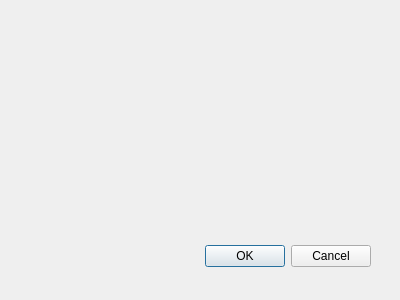
Dawid2022/Projekt_IG_2, file ig_projekt2_loader/IG_projekt2_Loader_dialog_base.ui: the form before one commit.
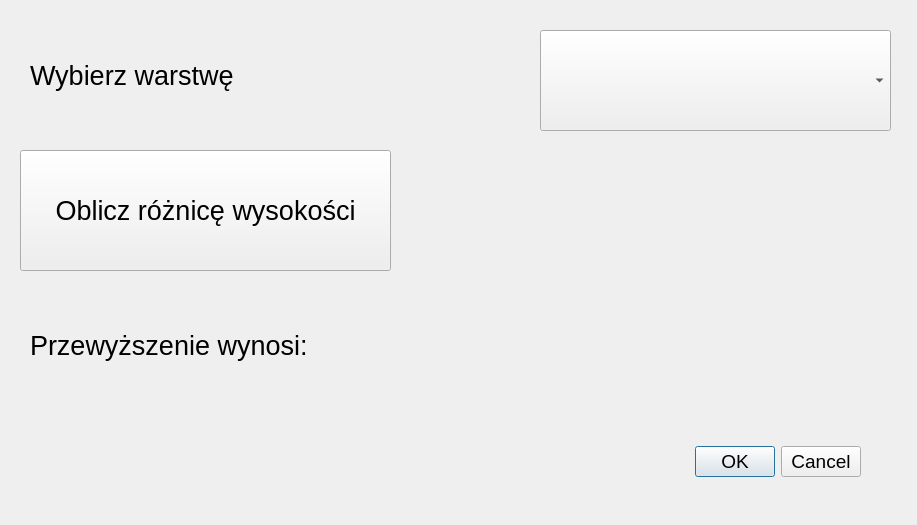
The form after the commit. Custom widgets are drawn as their Qt base class.

Diff of the .ui file:
```diff
--- a/ig_projekt2_loader/IG_projekt2_Loader_dialog_base.ui
+++ b/ig_projekt2_loader/IG_projekt2_Loader_dialog_base.ui
@@ -1,34 +1,113 @@
 <ui version="4.0" >
  <class>IGprojekt2DialogBase</class>
- <widget class="QDialog" name="IGprojekt2DialogBase" >
-  <property name="geometry" >
+ <widget class="QDialog" name="IGprojekt2DialogBase">
+  <property name="geometry">
    <rect>
     <x>0</x>
     <y>0</y>
-    <width>400</width>
-    <height>300</height>
+    <width>917</width>
+    <height>525</height>
    </rect>
   </property>
-  <property name="windowTitle" >
+  <property name="font">
+   <font>
+    <pointsize>20</pointsize>
+   </font>
+  </property>
+  <property name="windowTitle">
    <string>IG_projekt_2</string>
   </property>
-  <widget class="QDialogButtonBox" name="button_box" >
-   <property name="geometry" >
+  <widget class="QDialogButtonBox" name="button_box">
+   <property name="geometry">
     <rect>
-     <x>30</x>
-     <y>240</y>
+     <x>520</x>
+     <y>441</y>
      <width>341</width>
-     <height>32</height>
+     <height>41</height>
     </rect>
    </property>
-   <property name="orientation" >
+   <property name="font">
+    <font>
+     <pointsize>14</pointsize>
+    </font>
+   </property>
+   <property name="orientation">
     <enum>Qt::Horizontal</enum>
    </property>
    <property name="standardButtons" >
     <set>QDialogButtonBox::Cancel|QDialogButtonBox::Ok</set>
    </property>
   </widget>
+  <widget class="QgsMapLayerComboBox" name="mMapLayerComboBox">
+   <property name="geometry">
+    <rect>
+     <x>540</x>
+     <y>30</y>
+     <width>351</width>
+     <height>101</height>
+    </rect>
+   </property>
+  </widget>
+  <widget class="QLabel" name="label">
+   <property name="geometry">
+    <rect>
+     <x>30</x>
+     <y>20</y>
+     <width>301</width>
+     <height>111</height>
+    </rect>
+   </property>
+   <property name="text">
+    <string>Wybierz warstwę</string>
+   </property>
+  </widget>
+  <widget class="QPushButton" name="pushButtonOblDH">
+   <property name="geometry">
+    <rect>
+     <x>20</x>
+     <y>150</y>
+     <width>371</width>
+     <height>121</height>
+    </rect>
+   </property>
+   <property name="text">
+    <string>Oblicz różnicę wysokości</string>
+   </property>
+  </widget>
+  <widget class="QLabel" name="label_dh">
+   <property name="geometry">
+    <rect>
+     <x>30</x>
+     <y>290</y>
+     <width>371</width>
+     <height>111</height>
+    </rect>
+   </property>
+   <property name="text">
+    <string>Przewyższenie wynosi:</string>
+   </property>
+  </widget>
+  <widget class="QLabel" name="label_dh_wynik">
+   <property name="geometry">
+    <rect>
+     <x>390</x>
+     <y>290</y>
+     <width>301</width>
+     <height>111</height>
+    </rect>
+   </property>
+   <property name="text">
+    <string/>
+   </property>
+  </widget>
  </widget>
+ <customwidgets>
+  <customwidget>
+   <class>QgsMapLayerComboBox</class>
+   <extends>QComboBox</extends>
+   <header>qgsmaplayercombobox.h</header>
+  </customwidget>
+ </customwidgets>
  <resources/>
  <connections>
   <connection>
```
Left out of the diff: 29 changed lines with no effect on the pictures.
